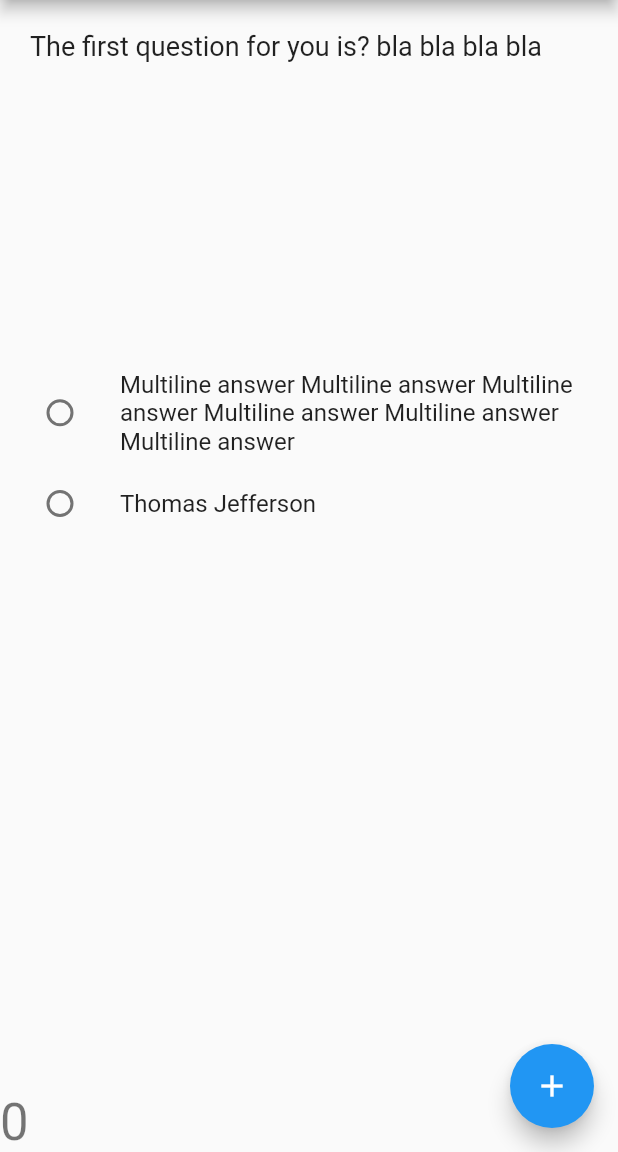
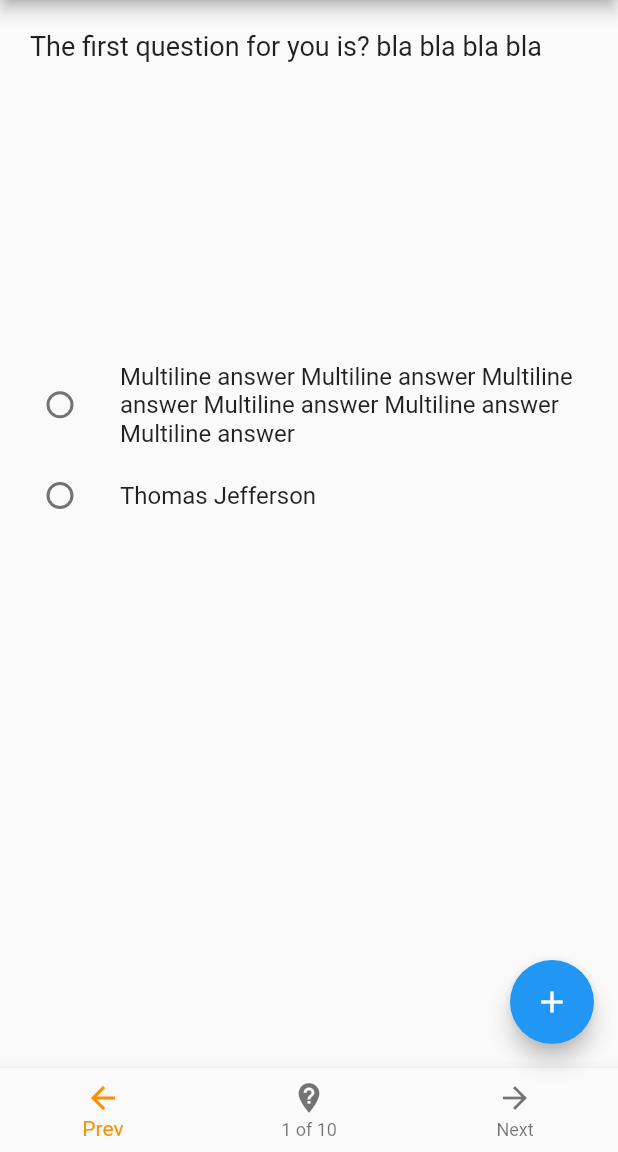
Before and after one commit to faridlab/flutter-quiz, a Flutter app: the screen it shows after launch, on a phone screen of 412 x 824 dp, the part 84-1236 px from its top. Run offline on Flutter 3.47's test engine with Material 2 defaults, Android fonts, the phone set to English and light mode, and no system bars.

```diff
--- a/lib/main.dart
+++ b/lib/main.dart
@@ -120,16 +120,35 @@ class _MyHomePageState extends State<MyHomePage> {
           children: <Widget>[
             questionTextBox,
             answerChoicesBox,
-            Row(
-              children: <Widget>[
-              Text(
-                '$_counter',
-                style: Theme.of(context).textTheme.headline4,
-              ),
-              ]
-            ),
+            // Row(
+            //   children: <Widget>[
+            //   Text(
+            //     '$_counter',
+            //     style: Theme.of(context).textTheme.headline4,
+            //   ),
+            //   ]
+            // ),
           ],
         ),
+      ),
+      bottomNavigationBar: BottomNavigationBar(
+        items: const <BottomNavigationBarItem>[
+          BottomNavigationBarItem(
+            icon: Icon(Icons.arrow_back),
+            label: 'Prev',
+          ),
+          BottomNavigationBarItem(
+            icon: Icon(Icons.not_listed_location),
+            label: '1 of 10',
+          ),
+          BottomNavigationBarItem(
+            icon: Icon(Icons.arrow_forward),
+            label: 'Next',
+          ),
+        ],
+        currentIndex: 0,
+        selectedItemColor: Colors.amber[800],
+        // onTap: () => {},
       ),
       floatingActionButton: FloatingActionButton(
         onPressed: _incrementCounter,
```
